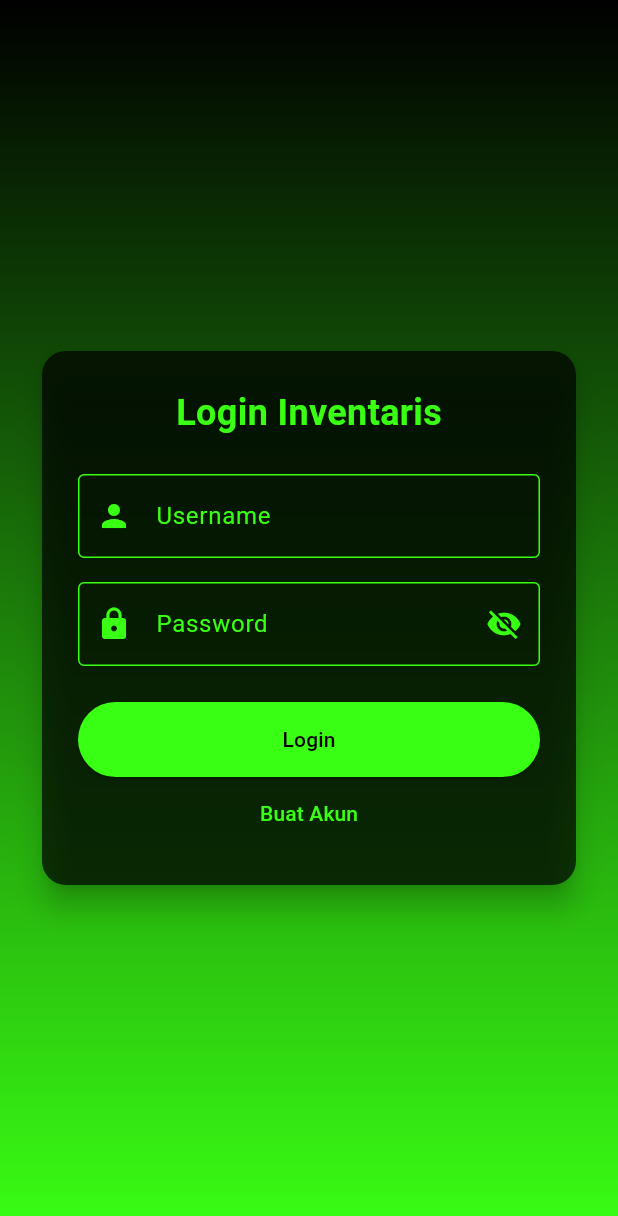
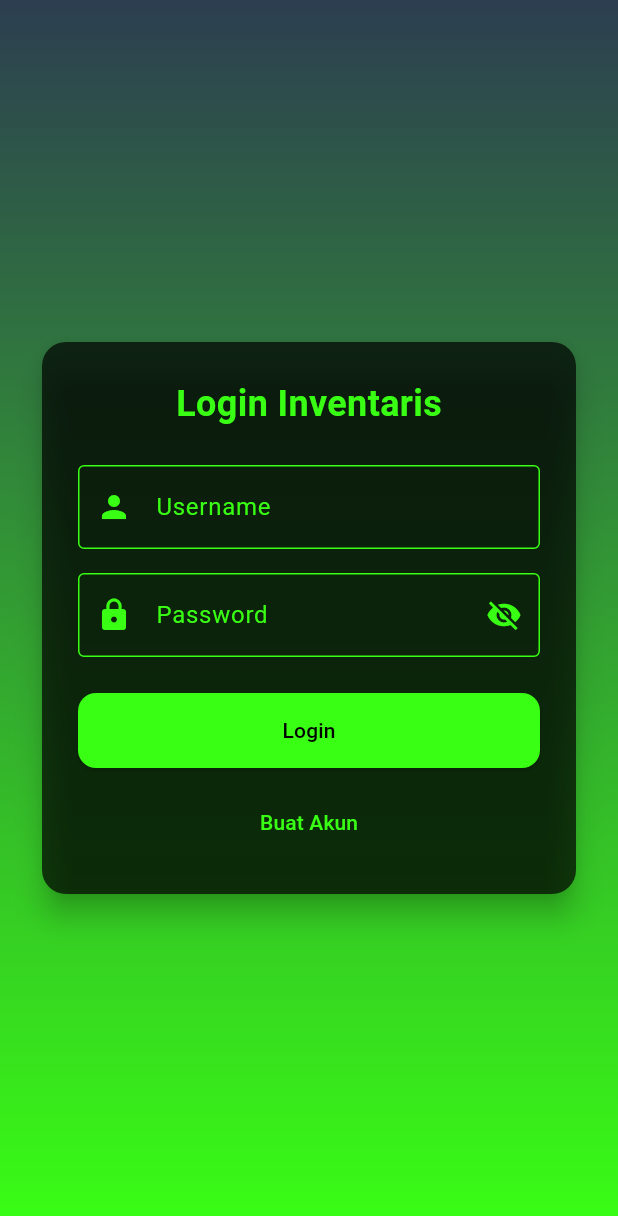
Before and after one commit to comatsu91/my_flutter, a Flutter app: the screen it shows after launch, on a phone screen of 412 x 824 dp. Shown: the top 1216 px of the screen. Run offline on Flutter 3.47's test engine with Material 3 defaults, Android fonts, the phone set to English and light mode, and no system bars; our stand-ins replace animated_bottom_navigation_bar, get, get_storage; accounts and stored records are empty.

```diff
--- a/lib/login_page.dart
+++ b/lib/login_page.dart
@@ -75,12 +75,6 @@ class LoginPageState extends State<LoginPage> {
   // Navigasi ke halaman registrasi
   void _register() {
     Get.to(() => RegisterPage(onRegister: _onRegister));
-    // Navigator.push(
-    //   context,
-    //   MaterialPageRoute(
-    //     builder: (context) => RegisterPage(onRegister: _onRegister),
-    //   ),
-    // );
   }
 
   @override
@@ -89,7 +83,7 @@ class LoginPageState extends State<LoginPage> {
       body: Container(
         decoration: const BoxDecoration(
           gradient: LinearGradient(
-            colors: [Colors.black, Color(0xFF39FF14)],
+            colors: [Color(0xFF2C3E50), Color(0xFF39FF14)],
             begin: Alignment.topCenter,
             end: Alignment.bottomCenter,
           ),
@@ -117,35 +111,18 @@ class LoginPageState extends State<LoginPage> {
                       ),
                     ),
                     const SizedBox(height: 24),
-                    TextField(
+                    _buildTextField(
                       controller: _usernameController,
-                      style: const TextStyle(color: Colors.white),
-                      decoration: const InputDecoration(
-                        labelText: 'Username',
-                        labelStyle: TextStyle(color: Color(0xFF39FF14)),
-                        prefixIcon: Icon(
-                          Icons.person,
-                          color: Color(0xFF39FF14),
-                        ),
-                        enabledBorder: OutlineInputBorder(
-                          borderSide: BorderSide(color: Color(0xFF39FF14)),
-                        ),
-                        focusedBorder: OutlineInputBorder(
-                          borderSide: BorderSide(color: Color(0xFF39FF14)),
-                        ),
-                      ),
+                      label: 'Username',
+                      icon: Icons.person,
+                      obscureText: false,
                     ),
                     const SizedBox(height: 16),
-                    TextField(
+                    _buildTextField(
                       controller: _passwordController,
-                      style: const TextStyle(color: Colors.white),
-                      decoration: InputDecoration(
-                        labelText: 'Password',
-                        labelStyle: const TextStyle(color: Color(0xFF39FF14)),
-                        prefixIcon: const Icon(
-                          Icons.lock,
-                          color: Color(0xFF39FF14),
-                        ),
+                      label: 'Password',
+                      icon: Icons.lock,
+                      obscureText: !_isPasswordVisible,
                       suffixIcon: IconButton(
                         icon: Icon(
                           _isPasswordVisible
@@ -159,29 +136,23 @@ class LoginPageState extends State<LoginPage> {
                           });
                         },
                       ),
-                        enabledBorder: const OutlineInputBorder(
-                          borderSide: BorderSide(color: Color(0xFF39FF14)),
-                        ),
-                        focusedBorder: const OutlineInputBorder(
-                          borderSide: BorderSide(color: Color(0xFF39FF14)),
-                        ),
-                      ),
-                      obscureText: !_isPasswordVisible,
                     ),
                     const SizedBox(height: 24),
                     ElevatedButton(
-                      onPressed: () {
-                        _login();
-                      },
+                      onPressed: _login,
                       style: ElevatedButton.styleFrom(
                         backgroundColor: const Color(0xFF39FF14),
                         minimumSize: const Size(double.infinity, 50),
+                        shape: RoundedRectangleBorder(
+                          borderRadius: BorderRadius.circular(12),
+                        ),
                       ),
                       child: const Text(
                         'Login',
                         style: TextStyle(color: Colors.black),
                       ),
                     ),
+                    const SizedBox(height: 12),
                     TextButton(
                       onPressed: _register,
                       child: const Text(
@@ -198,4 +169,31 @@ class LoginPageState extends State<LoginPage> {
       ),
     );
   }
+
+  // Widget untuk membangun textfield secara modular
+  Widget _buildTextField({
+    required TextEditingController controller,
+    required String label,
+    required IconData icon,
+    required bool obscureText,
+    Widget? suffixIcon,
+  }) {
+    return TextField(
+      controller: controller,
+      style: const TextStyle(color: Colors.white),
+      obscureText: obscureText,
+      decoration: InputDecoration(
+        labelText: label,
+        labelStyle: const TextStyle(color: Color(0xFF39FF14)),
+        prefixIcon: Icon(icon, color: Color(0xFF39FF14)),
+        suffixIcon: suffixIcon,
+        enabledBorder: const OutlineInputBorder(
+          borderSide: BorderSide(color: Color(0xFF39FF14)),
+        ),
+        focusedBorder: const OutlineInputBorder(
+          borderSide: BorderSide(color: Color(0xFF39FF14)),
+        ),
+      ),
+    );
   }
+}
--- a/lib/main.dart
+++ b/lib/main.dart
@@ -1,25 +1,27 @@
 import 'package:flutter/material.dart';
-import 'package:my_first_app/splash_screan.dart';
+// import 'package:my_first_app/splash_page.dart';
 import 'package:provider/provider.dart';
+import 'providers/barang_provider.dart';
 
-// import 'login_page.dart'; // Halaman Login
-import 'providers/barang_provider.dart'; // Provider untuk state total barang
+import 'package:get/get.dart';
+import 'package:get_storage/get_storage.dart';
 
-import 'package:get/get.dart'; // Penambahan Get
-import 'package:get_storage/get_storage.dart'; // penambahan storage
+// import 'dashboard_page.dart';
+// import 'login_page.dart';
+import 'session_handler_page.dart';
 
 void main() async {
-  await GetStorage.init(); // menjalankan get_storage
-  // Menjalankan aplikasi Flutter dengan state management menggunakan Provider
+  WidgetsFlutterBinding.ensureInitialized();
+  await GetStorage.init(); // Inisialisasi GetStorage
+
   runApp(
     ChangeNotifierProvider(
-      create: (context) => BarangProvider(), // Inisialisasi state provider
-      child: const MyApp(), // Widget utama aplikasi
+      create: (context) => BarangProvider(),
+      child: const MyApp(),
     ),
   );
 }
 
-// Widget utama aplikasi
 class MyApp extends StatelessWidget {
   const MyApp({super.key});
 
@@ -27,13 +29,11 @@ class MyApp extends StatelessWidget {
   Widget build(BuildContext context) {
     return GetMaterialApp(
       title: 'Aplikasi Inventaris',
-      debugShowCheckedModeBanner: false, // Menghilangkan banner debug
+      debugShowCheckedModeBanner: false,
       theme: ThemeData(
-        primarySwatch: Colors.green, // Tema utama aplikasi: hijau
-        scaffoldBackgroundColor: Colors.black, // Warna latar belakang umum
-        textTheme: const TextTheme(
-          bodyMedium: TextStyle(color: Colors.white), // Default warna teks
-        ),
+        primarySwatch: Colors.green,
+        scaffoldBackgroundColor: Colors.black,
+        textTheme: const TextTheme(bodyMedium: TextStyle(color: Colors.white)),
         inputDecorationTheme: const InputDecorationTheme(
           labelStyle: TextStyle(color: Color(0xFF39FF14)),
           enabledBorder: OutlineInputBorder(
@@ -44,7 +44,7 @@ class MyApp extends StatelessWidget {
           ),
         ),
       ),
-      home: const SplashScrean(), // Halaman awal: LoginPage
+      home: const SessionHandlerPage(), // Ganti SplashScrean dengan handler
     );
   }
 }
--- a/lib/profile_page.dart
+++ b/lib/profile_page.dart
@@ -164,6 +164,7 @@ class ProfilePageState extends State<ProfilePage> {
         ),
       ),
       appBar: AppBar(
+        automaticallyImplyLeading: false, // menghilangkan tombol back
         backgroundColor: backgroundColor,
         title: Text('Profile', style: TextStyle(color: primaryColor)),
         iconTheme: IconThemeData(color: primaryColor),
--- a/pubspec.yaml
+++ b/pubspec.yaml
@@ -41,6 +41,7 @@ dependencies:
   cupertino_icons: ^1.0.8
   get: ^4.7.2
   get_storage: ^2.1.1
+  animated_bottom_navigation_bar: ^1.4.0
 
 dev_dependencies:
   flutter_test:
```
Also changed, not shown: lib/dashboard_page.dart (+102 -143 lines), lib/data_barang_baru_page.dart (+70 -59 lines), lib/data_barang_lama_page.dart (+5 -3 lines), lib/providers/barang_provider.dart (+15 -2 lines), lib/session_handler_page.dart (added, +48 -0 lines), lib/splash_page.dart (renamed from lib/splash_screan.dart, +15 -11 lines), lib/total_barang_page.dart (+6 -5 lines), lib/user_data_storage.dart (added, +32 -0 lines), pubspec.lock, 1 other file. Lines whose indentation alone changed are shown as unchanged.
